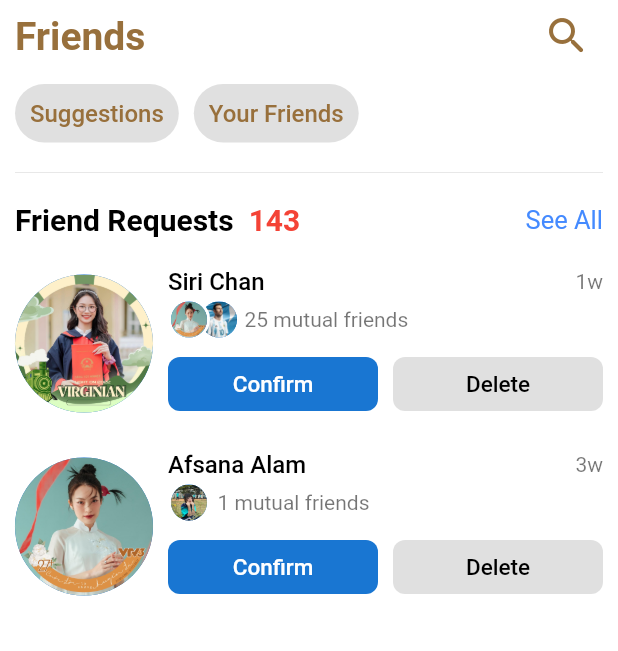
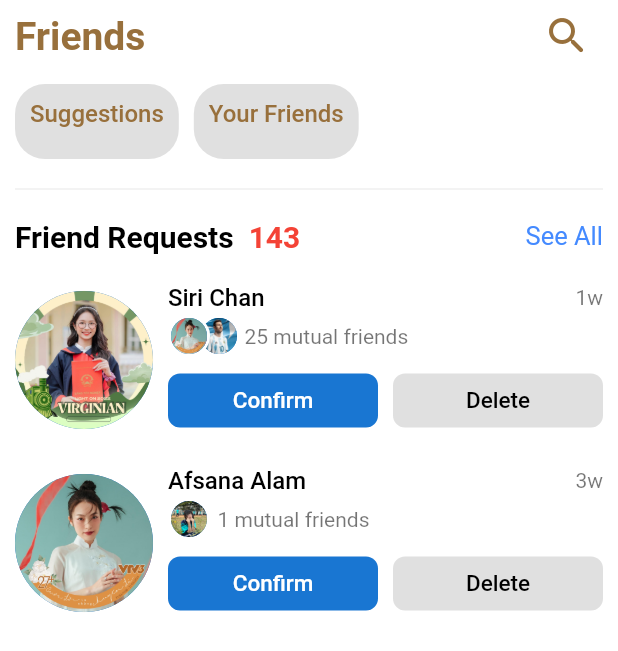
Before and after one commit to Abdulla-Al-Mued/Practice2, a Flutter app: the screen it shows after launch, tab 6 chosen, after a tap on "Friends", on a phone screen of 412 x 824 dp. Shown: the top 651 px of the screen. Run offline on Flutter 3.47's test engine with Material 2 defaults, Android fonts, the phone set to English and light mode, and no system bars; our stand-ins replace video_player; network calls fail.

Commit message:
10/30/2023

```diff
--- a/lib/Pages/friends/screens/friends_screen.dart
+++ b/lib/Pages/friends/screens/friends_screen.dart
@@ -260,6 +260,7 @@ class _FriendsScreenState extends State<FriendsScreen> {
                         borderRadius: BorderRadius.circular(20),
                       ),
                       padding: const EdgeInsets.all(10),
+                      height: 50,
                       child: const Text(
                         'Suggestions',
                         style: TextStyle(
@@ -287,6 +288,7 @@ class _FriendsScreenState extends State<FriendsScreen> {
                         borderRadius: BorderRadius.circular(20),
                       ),
                       padding: const EdgeInsets.all(10),
+                      height: 50,
                       child: const Text(
                         'Your Friends',
                         style: TextStyle(
--- a/lib/Pages/home/widgets/home_app_bar.dart
+++ b/lib/Pages/home/widgets/home_app_bar.dart
@@ -39,7 +39,7 @@ class _HomeAppBarState extends State<HomeAppBar> {
             Padding(
               padding: const EdgeInsets.only(right: 10),
               child: InkWell(
-                onTap: (){},
+                 onTap: (){},
                 child: Container(
                   alignment: Alignment.centerRight,
                   width: 125,
--- a/lib/Pages/news_feed/screens/NewsFeedScreen.dart
+++ b/lib/Pages/news_feed/screens/NewsFeedScreen.dart
@@ -777,6 +777,8 @@ class _NewsFeedScreenState extends State<NewsFeedScreen> {
                           colorNewPost = Colors.black12;
                         });
                       },
+                      child: Container(
+                        height: 50,
                         child: DecoratedBox(
                           decoration: BoxDecoration(
                             shape: BoxShape.rectangle,
@@ -790,11 +792,12 @@ class _NewsFeedScreenState extends State<NewsFeedScreen> {
                           child: Padding(
                             padding: const EdgeInsets.symmetric(
                               horizontal: 20,
-                            vertical: 10,
+                              vertical: 17,
                             ),
                             child: GestureDetector(
                               onTap: (){},
                                 child: const Text("What's on your mind?")
+                            ),
                           ),
                         ),
                       ),
@@ -875,7 +878,7 @@ class _NewsFeedScreenState extends State<NewsFeedScreen> {
         ),
       ),
       floatingActionButton: SizedBox(
-        height: 34,
+        height: 50,
 
         child: FloatingActionButton(
           onPressed: (){},
--- a/lib/router.dart
+++ b/lib/router.dart
@@ -5,6 +5,9 @@ import 'package:jogajug/Pages/friends/screens/friends_screen.dart';
 import 'package:jogajug/Pages/home/screens/HomePage.dart';
 import 'package:jogajug/Pages/news_feed/widgets/story_details.dart';
 import 'package:jogajug/models/story.dart';
+
+import 'Pages/news_feed/screens/image_fullscreen.dart';
+import 'models/post.dart';
 
 Route<dynamic> generateRoute(RouteSettings routeSettings){
   switch(routeSettings.name){
@@ -35,7 +38,21 @@ Route<dynamic> generateRoute(RouteSettings routeSettings){
 
         }
       );
-
+    case ImageFullScreen.routeName:
+      final Post post = routeSettings.arguments as Post;
+      return PageRouteBuilder(
+        opaque: false,
+        pageBuilder: (context, animation, secondaryAnimation) =>
+            ImageFullScreen(
+              post: post,
+            ),
+        transitionsBuilder: (context, animation, secondaryAnimation, child) {
+          return FadeTransition(
+            opacity: animation,
+            child: child,
+          );
+        },
+      );
 
     default:
       return MaterialPageRoute(builder: (context)=>const Scaffold(
```
Also changed, not shown: lib/Pages/news_feed/screens/image_fullscreen.dart (+26 -23 lines), lib/Pages/news_feed/widgets/post_card.dart (+5 -5 lines). Lines whose indentation alone changed are shown as unchanged.
